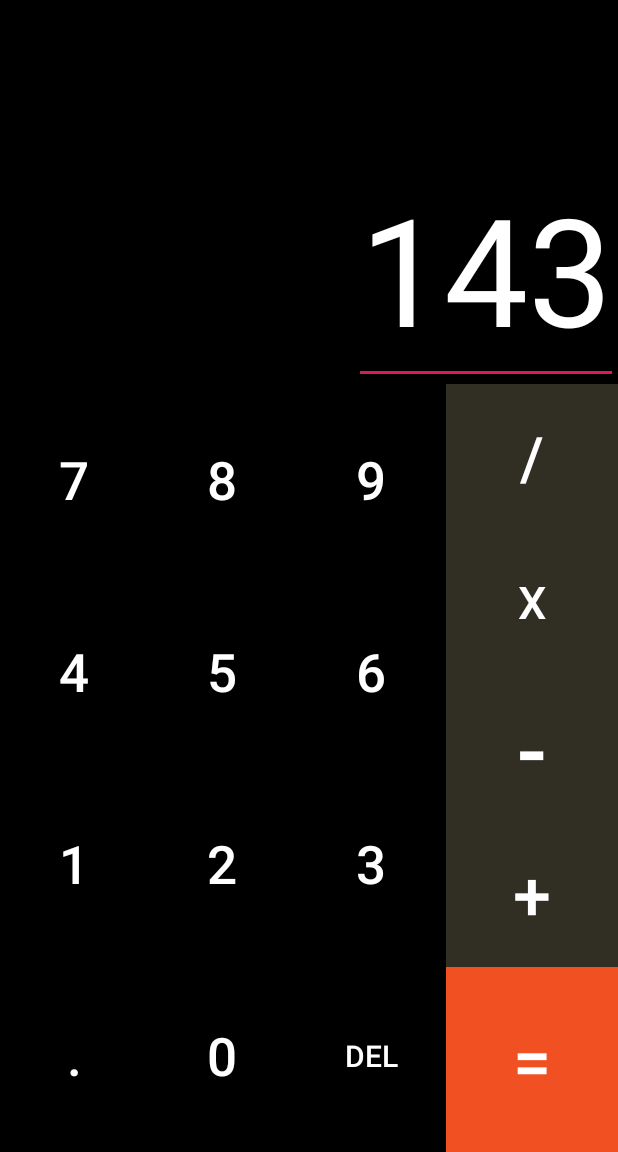
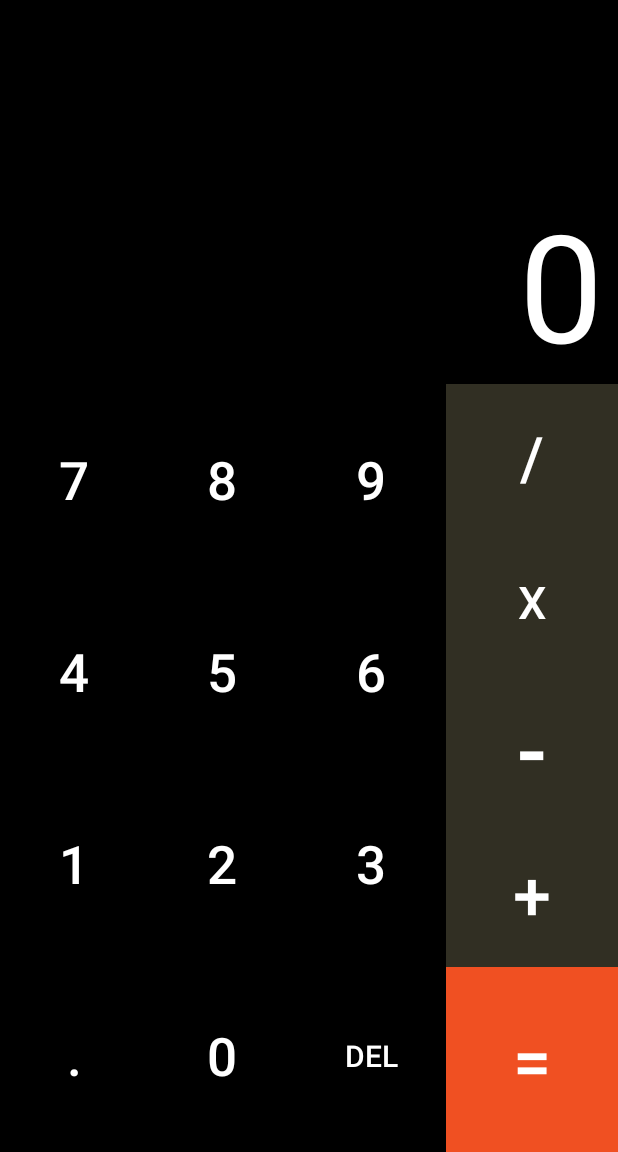
Before and after one commit to SkytranX/CalculatorApp, an Android app: the screen it shows after launch (Calc_Activity), on a phone screen of 412 x 824 dp, the part 84-1236 px from its top. Run offline under Robolectric (Android 15) with nearby library versions, the phone set to English and light mode, and no system bars.

```diff
--- a/app/src/main/java/com/example/calculatorapp/Calc_Activity.java
+++ b/app/src/main/java/com/example/calculatorapp/Calc_Activity.java
@@ -1,14 +1,96 @@
 package com.example.calculatorapp;
 
 import android.os.Bundle;
+import android.view.View;
+import android.widget.Button;
+import android.widget.TextView;
+import android.widget.Toast;
 
 import androidx.annotation.Nullable;
 import androidx.appcompat.app.AppCompatActivity;
 
 public class Calc_Activity extends AppCompatActivity {
+    TextView calcScreen;
+    Button nZero, nOne, nTwo, nThree, nFour, nFive, nSix,nSeven,nEight, nNine;
+
+
     @Override
     protected void onCreate(@Nullable Bundle savedInstanceState) {
         super.onCreate(savedInstanceState);
         setContentView(R.layout.calc_sceen);
+
+        calcScreen = findViewById(R.id.text_screen);
+        nZero= findViewById(R.id.n_0);
+        nOne= findViewById(R.id.n_1);
+        nTwo= findViewById(R.id.n_2);
+        nThree= findViewById(R.id.n_3);
+        nFour= findViewById(R.id.n_4);
+        nFive= findViewById(R.id.n_5);
+        nSix= findViewById(R.id.n_6);
+        nSeven= findViewById(R.id.n_7);
+        nEight= findViewById(R.id.n_8);
+        nNine= findViewById(R.id.n_9);
+
+        nZero.setOnClickListener(new View.OnClickListener() {
+            @Override
+            public void onClick(View view) {
+                Toast.makeText(Calc_Activity.this,"Zero", Toast.LENGTH_LONG).show();
+            }
+            });
+        nOne.setOnClickListener(new View.OnClickListener() {
+            @Override
+            public void onClick(View view) {
+                Toast.makeText(Calc_Activity.this,"One", Toast.LENGTH_LONG).show();
+            }
+        });
+        nTwo.setOnClickListener(new View.OnClickListener() {
+            @Override
+            public void onClick(View view) {
+                Toast.makeText(Calc_Activity.this,"Two", Toast.LENGTH_LONG).show();
+            }
+        });
+        nThree.setOnClickListener(new View.OnClickListener() {
+            @Override
+            public void onClick(View view) {
+                Toast.makeText(Calc_Activity.this,"Three", Toast.LENGTH_LONG).show();
+            }
+        });
+        nFour.setOnClickListener(new View.OnClickListener() {
+            @Override
+            public void onClick(View view) {
+                Toast.makeText(Calc_Activity.this,"Four", Toast.LENGTH_LONG).show();
+            }
+        });
+        nFive.setOnClickListener(new View.OnClickListener() {
+            @Override
+            public void onClick(View view) {
+                Toast.makeText(Calc_Activity.this,"Five", Toast.LENGTH_LONG).show();
+            }
+        });
+        nSix.setOnClickListener(new View.OnClickListener() {
+            @Override
+            public void onClick(View view) {
+                Toast.makeText(Calc_Activity.this,"Six", Toast.LENGTH_LONG).show();
+            }
+        });
+        nSeven.setOnClickListener(new View.OnClickListener() {
+            @Override
+            public void onClick(View view) {
+                Toast.makeText(Calc_Activity.this,"Seven", Toast.LENGTH_LONG).show();
+            }
+        });
+        nEight.setOnClickListener(new View.OnClickListener() {
+            @Override
+            public void onClick(View view) {
+                Toast.makeText(Calc_Activity.this,"Eight", Toast.LENGTH_LONG).show();
+            }
+        });
+        nNine.setOnClickListener(new View.OnClickListener() {
+            @Override
+            public void onClick(View view) {
+                Toast.makeText(Calc_Activity.this,"Nine", Toast.LENGTH_LONG).show();
+            }
+        });
+
     }
 }
--- a/app/src/main/res/layout/calc_sceen.xml
+++ b/app/src/main/res/layout/calc_sceen.xml
@@ -12,15 +12,17 @@
         android:layout_weight="3"
         android:background="@color/black">
 
-        <EditText
+        <TextView
             android:layout_width="wrap_content"
             android:layout_height="wrap_content"
-            android:hint="143"
+            android:text="0"
+            android:paddingRight="10dp"
             android:textColorHint="@color/white"
             android:textSize="100sp"
             android:textColor="@color/white"
             android:layout_alignParentBottom="true"
-            android:layout_alignParentEnd="true"/>
+            android:layout_alignParentEnd="true"
+            android:id="@+id/text_screen"/>
 
     </RelativeLayout>
     <LinearLayout
@@ -50,7 +52,7 @@
                android:text="7"
                android:textSize="35sp"
                android:textColor="@color/white"
-                     android:id="@+id/n7"
+                     android:id="@+id/n_7"
                />
                 <Button
                android:layout_width="0dp"
@@ -60,7 +62,7 @@
                android:text="8"
                android:textSize="35sp"
                android:textColor="@color/white"
-                    android:id="@+id/n8"
+                    android:id="@+id/n_8"
                />
                 <Button
                android:layout_width="0dp"
@@ -70,7 +72,7 @@
                android:text="9"
                android:textSize="35sp"
                android:textColor="@color/white"
-                    android:id="@+id/n9"
+                    android:id="@+id/n_9"
                />
 
             </LinearLayout>
@@ -88,7 +90,7 @@
                android:text="4"
                android:textSize="35sp"
                android:textColor="@color/white"
-               android:id="@+id/n4"
+               android:id="@+id/n_4"
                />
 
                 <Button
@@ -99,7 +101,7 @@
                android:text="5"
                android:textSize="35sp"
                android:textColor="@color/white"
-                    android:id="@+id/n5"
+                    android:id="@+id/n_5"
                />
 
                 <Button
@@ -110,7 +112,7 @@
                     android:text="6"
                     android:textColor="@color/white"
                     android:textSize="35sp"
-                    android:id="@+id/n6"
+                    android:id="@+id/n_6"
                     />
 
             </LinearLayout>
@@ -128,7 +130,7 @@
                android:text="1"
                android:textSize="35sp"
                android:textColor="@color/white"
-               android:id="@+id/n1"
+               android:id="@+id/n_1"
                      />
                 <Button
                android:layout_width="0dp"
@@ -138,7 +140,7 @@
                android:text="2"
                android:textSize="35sp"
                android:textColor="@color/white"
-               android:id="@+id/n2"
+               android:id="@+id/n_2"
                />
                 <Button
                android:layout_width="0dp"
@@ -148,7 +150,7 @@
                android:text="3"
                android:textSize="35sp"
                android:textColor="@color/white"
-               android:id="@+id/n3"
+               android:id="@+id/n_3"
                />
 
             </LinearLayout>
@@ -166,7 +168,7 @@
                android:text="."
                android:textSize="35sp"
                android:textColor="@color/white"
-               android:id="@+id/nDot"
+               android:id="@+id/n_Dot"
                />
                 <Button
                android:layout_width="0dp"
@@ -176,7 +178,7 @@
                android:text="0"
                android:textSize="35sp"
                android:textColor="@color/white"
-               android:id="@+id/n0"
+               android:id="@+id/n_0"
                />
                 <Button
                android:layout_width="0dp"
@@ -186,7 +188,7 @@
                android:text="DEL"
                android:textSize="20sp"
                android:textColor="@color/white"
-               android:id="@+id/nDEL"
+               android:id="@+id/n_DEL"
                />
 
             </LinearLayout>
@@ -207,7 +209,7 @@
                 android:text="/"
                 android:textSize="40sp"
                 android:textColor="@color/white"
-                android:id="@+id/nDiv"
+                android:id="@+id/n_Div"
                 />
             <Button
                 android:layout_width="match_parent"
@@ -217,7 +219,7 @@
                 android:text="x"
                 android:textSize="30sp"
                 android:textColor="@color/white"
-                android:id="@+id/nProd"
+                android:id="@+id/n_Prod"
                 />
             <Button
                 android:layout_width="match_parent"
@@ -227,7 +229,7 @@
                 android:text="-"
                 android:textSize="60sp"
                 android:textColor="@color/white"
-                android:id="@+id/nMin"
+                android:id="@+id/n_Min"
                 />
             <Button
                 android:layout_width="match_parent"
@@ -237,7 +239,7 @@
                 android:text="+"
                 android:textSize="45sp"
                 android:textColor="@color/white"
-                android:id="@+id/nAdd"
+                android:id="@+id/n_Add"
                 />
             <Button
                 android:layout_width="match_parent"
@@ -247,7 +249,7 @@
                 android:text="="
                 android:textSize="45sp"
                 android:textColor="@color/white"
-                android:id="@+id/nEqual"
+                android:id="@+id/n_Equal"
                 />
 
         </LinearLayout>
```
